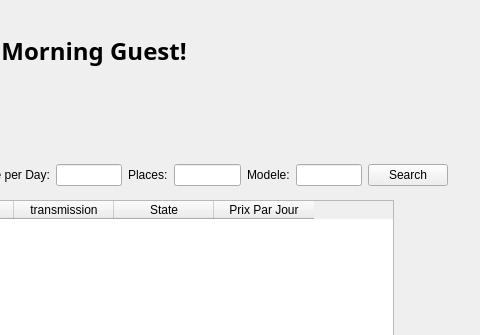
Above: UI/tabw.ui from Rolerdxx/Car-Rental before the change; both pictures show x 587 to 1067 and y 0 to 335 of the 1067 by 600 pixel window. Below: the same form after it.
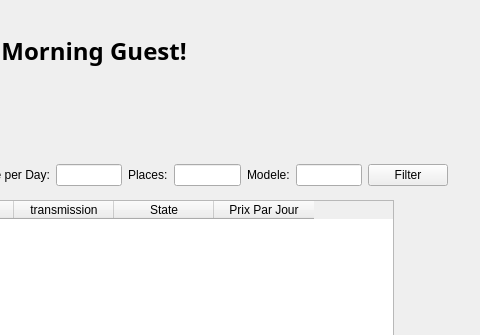
That is the form after the change. Icons and pictures are not drawn.

```diff
--- a/UI/tabw.ui
+++ b/UI/tabw.ui
@@ -221,7 +221,7 @@
     <item>
      <widget class="QPushButton" name="pushButton">
       <property name="text">
-       <string>Search</string>
+       <string>Filter</string>
       </property>
      </widget>
     </item>
```
Left out of the diff: 2 changed lines with no effect on the pictures.
